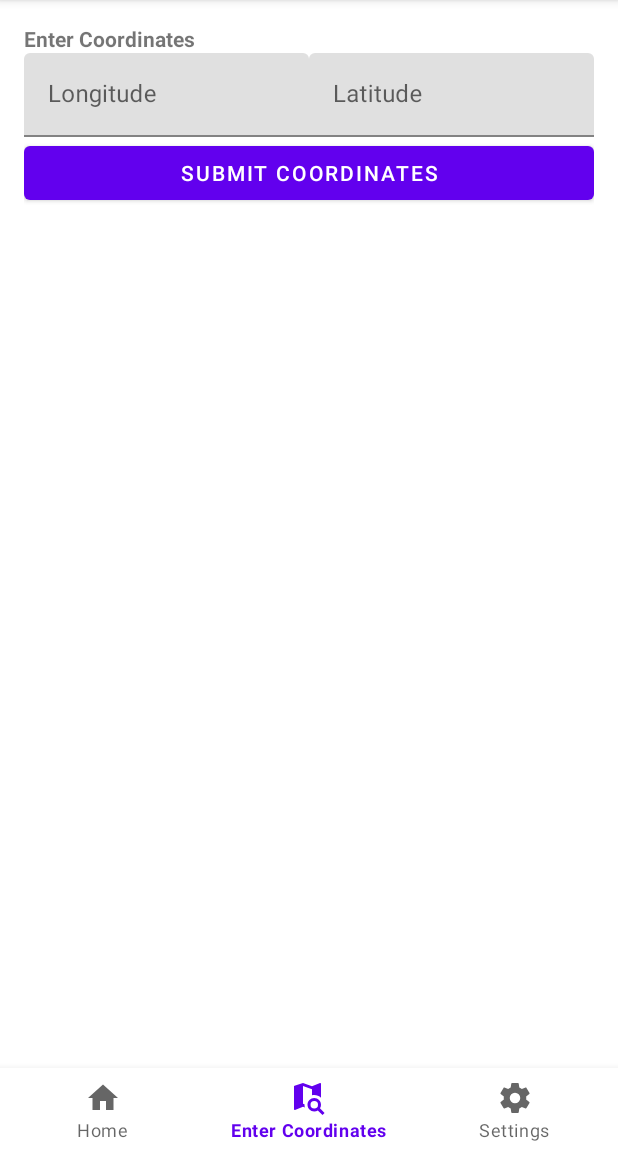
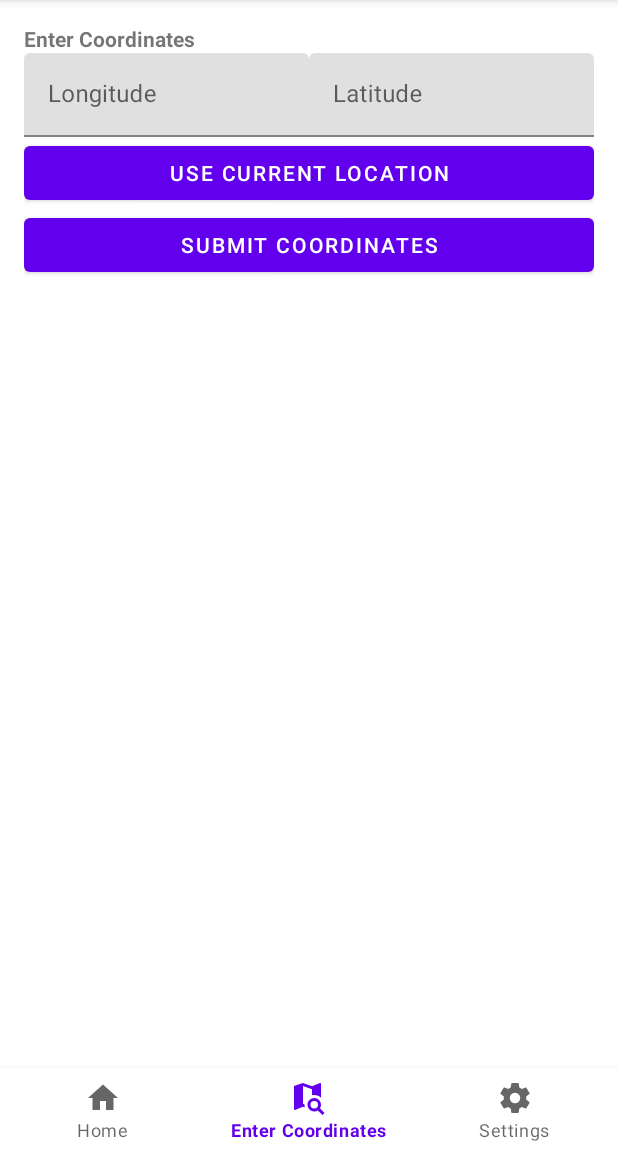
Before and after one commit to Sunsow-02/WeatherWardrobeJava, an Android app: the CoordinatesFragment screen opened through its navigation route, on a phone screen of 412 x 824 dp, the part 84-1236 px from its top. Run offline under Robolectric (Android 15) with nearby library versions, the phone set to English and light mode, and no system bars; our stand-ins replace navigation-ui; 1 statement that could not run was skipped.

Commit message:
more work towards getting location apis to work

```diff
--- a/app/src/main/java/com/example/javasp/ui/coordinates/CoordinatesFragment.java
+++ b/app/src/main/java/com/example/javasp/ui/coordinates/CoordinatesFragment.java
@@ -1,7 +1,10 @@
 package com.example.javasp.ui.coordinates;
 
+import android.Manifest;
 import android.content.Context;
 import android.content.SharedPreferences;
+import android.content.pm.PackageManager;
+import android.location.Location;
 import android.os.Bundle;
 import android.os.StrictMode;
 import android.util.Log;
@@ -14,12 +17,20 @@ import android.widget.LinearLayout;
 import java.text.SimpleDateFormat;
 import java.util.Date;
 
+import androidx.activity.result.ActivityResultLauncher;
+import androidx.activity.result.contract.ActivityResultContracts;
 import androidx.annotation.NonNull;
+import androidx.core.app.ActivityCompat;
+import androidx.core.content.ContextCompat;
 import androidx.fragment.app.Fragment;
 import androidx.lifecycle.ViewModelProvider;
 
+import com.example.javasp.MainActivity;
 import com.example.javasp.R;
 import com.example.javasp.databinding.FragmentCoordinatesBinding;
+import com.google.android.gms.location.FusedLocationProviderClient;
+import com.google.android.gms.location.LocationServices;
+import com.google.android.gms.tasks.OnSuccessListener;
 import com.google.android.material.snackbar.Snackbar;
 import com.google.android.material.textfield.TextInputEditText;
 import com.google.android.material.textfield.TextInputLayout;
@@ -29,6 +40,7 @@ import org.json.JSONException;
 import org.json.JSONObject;
 
 import java.io.IOException;
+import java.util.concurrent.Executor;
 
 import okhttp3.OkHttpClient;
 import okhttp3.Request;
@@ -36,8 +48,10 @@ import okhttp3.Response;
 
 public class CoordinatesFragment extends Fragment {
     private FragmentCoordinatesBinding binding;
+    private FusedLocationProviderClient fusedLocationClient;
     public int temperature_option = 0;
-    float lvl2_min_val = 0; float lvl2_max_val = 0;
+    float lvl2_min_val = 0;
+    float lvl2_max_val = 0;
     float lvl3_max_val = 0;
     float humidity_umbrella_min_val = 0;
     float humidity_umbrella_max_val = 0;
@@ -58,24 +72,16 @@ public class CoordinatesFragment extends Fragment {
         mittens_enabled = sharedPref.getBoolean(getString(R.string.mittens_enabled_key), true);
     }
 
-    public Response requestWeatherAPIinfo() {
-        OkHttpClient client = new OkHttpClient();
-        Request request = new Request.Builder()
-                .url("https://weatherapi-com.p.rapidapi.com/current.json?q=" + longitude_val + "%2C" + latitude_val)
-                .get()
-                .addHeader("X-RapidAPI-Key", "6986dd8915msh2eef5c76f8cfe61p14a831jsn211856301e30")
-                .addHeader("X-RapidAPI-Host", "weatherapi-com.p.rapidapi.com")
-                .build();
-
-        try {
-            return client.newCall(request).execute();
-        } catch (IOException e) {
-            Snackbar.make(getActivity().findViewById(R.id.coordinates_parent)
-                            , "Error:" + e.toString(), Snackbar.LENGTH_SHORT)
-                    .show();
-            return null;
-        }
-    }
+    private ActivityResultLauncher<String> requestPermissionLauncher =
+            registerForActivityResult(new ActivityResultContracts.RequestPermission(), isGranted -> {
+                if (isGranted) {
+                    // Permission is granted. Continue the action or workflow in your app.
+                } else {
+                    Snackbar.make(getActivity().findViewById(R.id.coordinates_parent)
+                                    , "Location Permission Not Given", Snackbar.LENGTH_SHORT)
+                            .show();
+                }
+            });
 
     public View onCreateView(@NonNull LayoutInflater inflater,
                              ViewGroup container, Bundle savedInstanceState) {
@@ -89,6 +95,60 @@ public class CoordinatesFragment extends Fragment {
 
         restoreSettings(); //not sure if it should be oncreate or in the on submit coordinates button listener
         Button submit_button = root.findViewById(R.id.submit_coordinates_button);
+        Button current_cords_button = root.findViewById(R.id.current_coordinates_button);
+        MainActivity activity = (MainActivity) getActivity();
+        fusedLocationClient = LocationServices.getFusedLocationProviderClient(activity);
+
+        if (ContextCompat.checkSelfPermission(
+                activity, android.Manifest.permission.ACCESS_COARSE_LOCATION) ==
+                PackageManager.PERMISSION_GRANTED) {
+            // You can use the API that requires the permission.
+            fusedLocationClient.getLastLocation();
+        } else if (shouldShowRequestPermissionRationale("Getting current coordinates requires location permissions")) {
+            // In an educational UI, explain to the user why your app requires this
+            // permission for a specific feature to behave as expected, and what
+            // features are disabled if it's declined. In this UI, include a
+            // "cancel" or "no thanks" button that lets the user continue
+            // using your app without granting the permission.
+            //showInContextUI();
+        } else {
+            // You can directly ask for the permission.
+            // The registered ActivityResultCallback gets the result of this request.
+            requestPermissionLauncher.launch(android.Manifest.permission.ACCESS_COARSE_LOCATION);
+            fusedLocationClient.getLastLocation();
+        }
+        fusedLocationClient.getLastLocation().addOnSuccessListener((Executor) this, new OnSuccessListener<Location>() {
+            public void onSuccess(Location location) {
+                // Got last known location. In some rare situations this can be null.
+                if (location != null) {
+                    // Logic to handle location object
+                }
+            }
+        });
+        current_cords_button.setOnClickListener(new Button.OnClickListener(){
+            @Override
+            public void onClick(View view) {
+                //request perms if needed, get coordinates, and set text on the 2 textinputs
+                if (ContextCompat.checkSelfPermission(
+                        activity, android.Manifest.permission.ACCESS_COARSE_LOCATION) ==
+                        PackageManager.PERMISSION_GRANTED) {
+                    // You can use the API that requires the permission.
+                    fusedLocationClient.getLastLocation();
+                } else if (shouldShowRequestPermissionRationale("Getting current coordinates requires location permissions")) {
+                    // In an educational UI, explain to the user why your app requires this
+                    // permission for a specific feature to behave as expected, and what
+                    // features are disabled if it's declined. In this UI, include a
+                    // "cancel" or "no thanks" button that lets the user continue
+                    // using your app without granting the permission.
+                    //showInContextUI();
+                } else {
+                    // You can directly ask for the permission.
+                    // The registered ActivityResultCallback gets the result of this request.
+                    requestPermissionLauncher.launch(android.Manifest.permission.ACCESS_COARSE_LOCATION);
+                    fusedLocationClient.getLastLocation();
+                }
+            }
+        });
         submit_button.setOnClickListener(new Button.OnClickListener()
         {
             @Override
--- a/app/src/main/java/com/example/javasp/ui/home/HomeFragment.java
+++ b/app/src/main/java/com/example/javasp/ui/home/HomeFragment.java
@@ -37,26 +37,6 @@ import okhttp3.Response;
 
 public class HomeFragment extends Fragment {
     private FragmentHomeBinding binding;
-    public int temperature_option = 0;
-    float lvl2_min_val = 0; float lvl2_max_val = 0;
-    float lvl3_max_val = 0;
-    float humidity_umbrella_min_val = 0;
-    float humidity_umbrella_max_val = 0;
-    public boolean scarf_enabled = false;
-    public boolean mittens_enabled = false;
-    float longitude_val = 0;
-    float latitude_val = 0;
-    public void restoreSettings() {
-        SharedPreferences sharedPref = getActivity().getPreferences(Context.MODE_PRIVATE);
-        temperature_option = sharedPref.getInt(getString(R.string.temp_option_key), 0);
-        lvl2_min_val = sharedPref.getFloat(getString(R.string.temp_lvl2min_key), 25);
-        lvl2_max_val = sharedPref.getFloat(getString(R.string.temp_lvl2max_key), 45);
-        lvl3_max_val = sharedPref.getFloat(getString(R.string.temp_lvl3max_key), 65);
-        humidity_umbrella_min_val = sharedPref.getFloat(getString(R.string.humidity_umbrella_max_key), 5);
-        humidity_umbrella_max_val = sharedPref.getFloat(getString(R.string.humidity_umbrella_max_key), 10);
-        scarf_enabled = sharedPref.getBoolean(getString(R.string.scarf_enabled_key), true);
-        mittens_enabled = sharedPref.getBoolean(getString(R.string.mittens_enabled_key), true);
-    }
 
     public View onCreateView(@NonNull LayoutInflater inflater,
                              ViewGroup container, Bundle savedInstanceState) {
--- a/app/src/main/res/layout/fragment_coordinates.xml
+++ b/app/src/main/res/layout/fragment_coordinates.xml
@@ -54,6 +54,12 @@
         </com.google.android.material.textfield.TextInputLayout>
 
     </LinearLayout>
+
+        <Button
+            android:id="@+id/current_coordinates_button"
+            android:layout_width="match_parent"
+            android:layout_height="wrap_content"
+            android:text="@string/current_coordinates_button"/>
 
         <Button
             android:id="@+id/submit_coordinates_button"
--- a/app/src/main/res/values/strings.xml
+++ b/app/src/main/res/values/strings.xml
@@ -47,4 +47,5 @@
     <string name="level_3_description">long-sleeve shirt and jeans</string>
     <string name="level_2_description">long-sleeve shirt, jeans, and a jacket</string>
     <string name="level_1_description">long sleeve shirt, jeans, undershirt, and a winter coat with a hood</string>
+    <string name="current_coordinates_button">Use Current Location</string>
 </resources>
```
